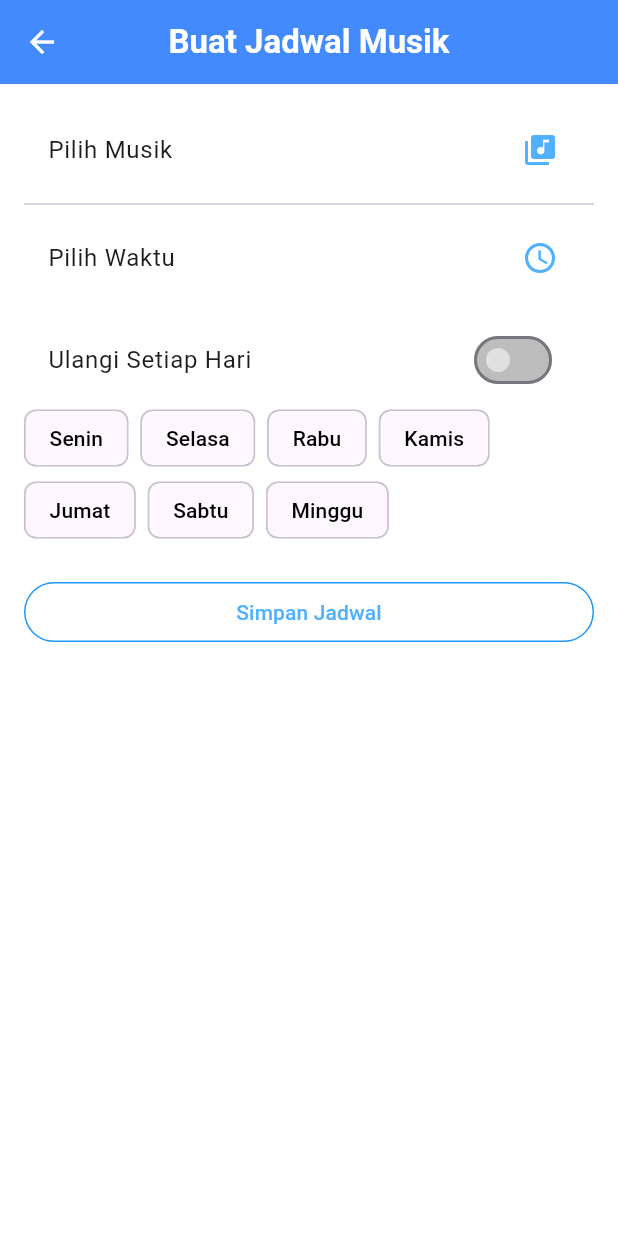
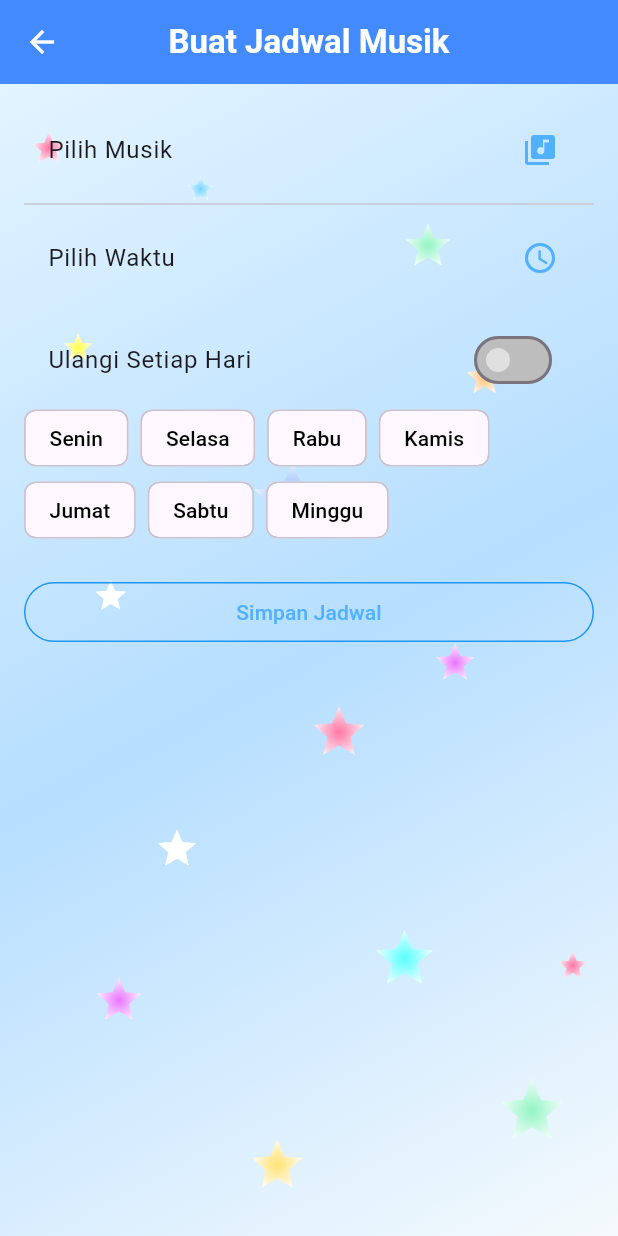
Before and after one commit to Andicleomj/soundnest, a Flutter app: the MusikScheduleForm screen opened by its route, on a phone screen of 412 x 824 dp. Run offline on Flutter 3.47's test engine with Material 3 defaults, Android fonts, the phone set to English and light mode, and no system bars; our stand-ins replace audioplayers, firebase_auth, firebase_core, firebase_database, flutter_local_notifications, just_audio and 3 more; missing offline and left inert: cast, volume_controller; accounts and stored records are empty.

Commit message:
Update musik.dart

```diff
--- a/lib/screens/schedule/musik.dart
+++ b/lib/screens/schedule/musik.dart
@@ -97,6 +97,50 @@
 
   @override
   Widget build(BuildContext context) {
+
+    final screenWidth = MediaQuery.of(context).size.width;
+    final screenHeight = MediaQuery.of(context).size.height;
+
+ List<Map<String, dynamic>> stars = [
+  {'top': 30.0, 'left': 20.0, 'size': 25.0, 'color': Colors.pinkAccent},
+  {'top': 60.0, 'left': screenWidth * 0.3, 'size': 20.0, 'color': Colors.lightBlueAccent},
+  {'top': 90.0, 'left': screenWidth * 0.65, 'size': 35.0, 'color': Colors.greenAccent},
+
+  {'top': screenHeight * 0.2, 'left': screenWidth * 0.1, 'size': 22.0, 'color': Colors.yellowAccent},
+  {'top': screenHeight * 0.22, 'left': screenWidth * 0.75, 'size': 28.0, 'color': Colors.orangeAccent},
+  {'top': screenHeight * 0.3, 'left': screenWidth * 0.4, 'size': 60.0, 'color': Colors.blueAccent},
+
+  {'top': screenHeight * 0.4, 'left': screenWidth * 0.15, 'size': 24.0, 'color': Colors.white},
+  {'top': screenHeight * 0.45, 'left': screenWidth * 0.7, 'size': 30.0, 'color': Colors.purpleAccent},
+  {'top': screenHeight * 0.5, 'left': screenWidth * 0.5, 'size': 40.0, 'color': Colors.pinkAccent},
+
+  {'top': screenHeight * 0.6, 'left': screenWidth * 0.25, 'size': 30.0, 'color': Colors.white},
+  {'top': screenHeight * 0.68, 'left': screenWidth * 0.6, 'size': 45.0, 'color': Colors.cyanAccent},
+  {'top': screenHeight * 0.72, 'left': screenWidth * 0.15, 'size': 35.0, 'color': Colors.purpleAccent},
+
+  {'top': screenHeight * 0.8, 'left': screenWidth * 0.8, 'size': 50.0, 'color': Colors.greenAccent},
+  {'top': screenHeight * 0.85, 'left': screenWidth * 0.4, 'size': 40.0, 'color': Colors.amberAccent},
+  {'top': screenHeight * 0.7, 'left': screenWidth * 0.9, 'size': 22.0, 'color': Colors.pinkAccent},
+];
+
+
+ Widget buildStar({required double size, required Color color}) {
+  return ShaderMask(
+    shaderCallback: (bounds) {
+      return RadialGradient(
+        colors: [color.withOpacity(0.9), color.withOpacity(0)],
+        stops: const [0.0, 1.0],
+      ).createShader(Rect.fromLTWH(0, 0, bounds.width, bounds.height));
+    },
+    blendMode: BlendMode.srcATop,
+    child: Icon(
+      Icons.star,
+      size: size,
+      color: Colors.white, // warna dasar sebelum shader diterapkan
+    ),
+  );
+}
+
     return Scaffold(
       backgroundColor: Colors.white,
       appBar: AppBar(
@@ -117,7 +161,36 @@
         centerTitle: true,
       ),
 
-      body: Padding(
+       body: Stack(
+      children: [
+        // Background gradient
+        Container(
+          width: double.infinity,
+          height: double.infinity,
+          decoration: const BoxDecoration(
+            gradient: LinearGradient(
+              begin: Alignment.topLeft,
+              end: Alignment.bottomRight,
+              colors: [
+                Color(0xFFDCF1FF),
+                Color(0xFFA4D6FF),
+                Color(0xFFF2F9FD),
+              ],
+            ),
+          ),
+        ),
+        // Bintang-bintang
+        ...stars.map((pos) => Positioned(
+              top: pos['top'],
+              left: pos['left'],
+              child: buildStar(size: pos['size'], color: pos['color']),
+            )),
+
+             Container(
+      color: Colors.white.withOpacity(0.2),
+    ),
+
+    Padding(
         padding: const EdgeInsets.all(16.0),
         child: ListView(
           children: [
@@ -213,6 +286,8 @@
           ],
         ),
       ),
+      ],
+       ),
     );
   }
 }
```
